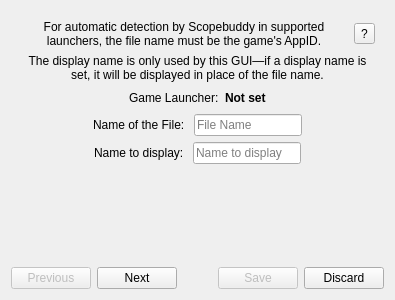
This is src/new_file_create.ui in rfrench3/scopebuddy-gui as Qt 5 draws it before an edit. The edited form follows.
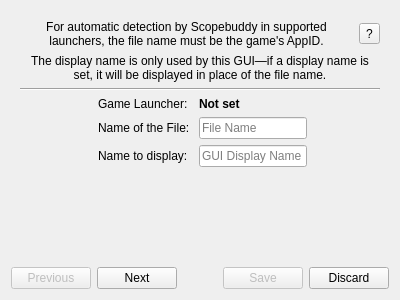
This is the edited form. The open tabs and pages were chosen to show the change. Icons and pictures are not drawn.

Patch:
```diff
--- a/src/new_file_create.ui
+++ b/src/new_file_create.ui
@@ -9,10 +9,16 @@
    <rect>
     <x>0</x>
     <y>0</y>
-    <width>395</width>
+    <width>400</width>
     <height>300</height>
    </rect>
   </property>
+  <property name="minimumSize">
+   <size>
+    <width>400</width>
+    <height>300</height>
+   </size>
+  </property>
   <property name="windowTitle">
    <string>Dialog</string>
   </property>
@@ -175,24 +181,18 @@
         </widget>
        </item>
        <item>
-        <layout class="QHBoxLayout" name="horizontalLayout_6">
-         <property name="sizeConstraint">
-          <enum>QLayout::SizeConstraint::SetDefaultConstraint</enum>
+        <widget class="Line" name="line">
+         <property name="orientation">
+          <enum>Qt::Orientation::Horizontal</enum>
          </property>
-         <item>
-          <spacer name="horizontalSpacer_7">
-           <property name="orientation">
-            <enum>Qt::Orientation::Horizontal</enum>
-           </property>
-           <property name="sizeHint" stdset="0">
-            <size>
-             <width>40</width>
-             <height>20</height>
-            </size>
-           </property>
-          </spacer>
-         </item>
-         <item>
+        </widget>
+       </item>
+       <item>
+        <layout class="QFormLayout" name="formLayout">
+         <property name="formAlignment">
+          <set>Qt::AlignmentFlag::AlignHCenter|Qt::AlignmentFlag::AlignTop</set>
+         </property>
+         <item row="0" column="0">
           <widget class="QLabel" name="label_5">
            <property name="sizePolicy">
             <sizepolicy hsizetype="Maximum" vsizetype="Preferred">
@@ -205,50 +205,7 @@
            </property>
           </widget>
          </item>
-         <item>
-          <widget class="QLabel" name="launcher">
-           <property name="sizePolicy">
-            <sizepolicy hsizetype="Maximum" vsizetype="Preferred">
-             <horstretch>0</horstretch>
-             <verstretch>0</verstretch>
-            </sizepolicy>
-           </property>
-           <property name="text">
-            <string>&lt;html&gt;&lt;head/&gt;&lt;body&gt;&lt;p&gt;&lt;span style=&quot; font-weight:700;&quot;&gt;Not set&lt;/span&gt;&lt;/p&gt;&lt;/body&gt;&lt;/html&gt;</string>
-           </property>
-          </widget>
-         </item>
-         <item>
-          <spacer name="horizontalSpacer_8">
-           <property name="orientation">
-            <enum>Qt::Orientation::Horizontal</enum>
-           </property>
-           <property name="sizeHint" stdset="0">
-            <size>
-             <width>40</width>
-             <height>20</height>
-            </size>
-           </property>
-          </spacer>
-         </item>
-        </layout>
-       </item>
-       <item>
-        <layout class="QHBoxLayout" name="horizontalLayout_3">
-         <item>
-          <spacer name="horizontalSpacer_3">
-           <property name="orientation">
-            <enum>Qt::Orientation::Horizontal</enum>
-           </property>
-           <property name="sizeHint" stdset="0">
-            <size>
-             <width>40</width>
-             <height>20</height>
-            </size>
-           </property>
-          </spacer>
-         </item>
-         <item>
+         <item row="1" column="0">
           <widget class="QLabel" name="label_file_name">
            <property name="sizePolicy">
             <sizepolicy hsizetype="Maximum" vsizetype="Preferred">
@@ -261,7 +218,33 @@
            </property>
           </widget>
          </item>
-         <item>
+         <item row="2" column="0">
+          <widget class="QLabel" name="label_4">
+           <property name="sizePolicy">
+            <sizepolicy hsizetype="Maximum" vsizetype="Preferred">
+             <horstretch>0</horstretch>
+             <verstretch>0</verstretch>
+            </sizepolicy>
+           </property>
+           <property name="text">
+            <string>Name to display: </string>
+           </property>
+          </widget>
+         </item>
+         <item row="0" column="1">
+          <widget class="QLabel" name="launcher">
+           <property name="sizePolicy">
+            <sizepolicy hsizetype="Maximum" vsizetype="Preferred">
+             <horstretch>0</horstretch>
+             <verstretch>0</verstretch>
+            </sizepolicy>
+           </property>
+           <property name="text">
+            <string>&lt;html&gt;&lt;head/&gt;&lt;body&gt;&lt;p&gt;&lt;span style=&quot; font-weight:700;&quot;&gt;Not set&lt;/span&gt;&lt;/p&gt;&lt;/body&gt;&lt;/html&gt;</string>
+           </property>
+          </widget>
+         </item>
+         <item row="1" column="1">
           <widget class="QLineEdit" name="file_name">
            <property name="sizePolicy">
             <sizepolicy hsizetype="Maximum" vsizetype="Fixed">
@@ -280,56 +263,7 @@
            </property>
           </widget>
          </item>
-         <item>
-          <spacer name="horizontalSpacer_4">
-           <property name="orientation">
-            <enum>Qt::Orientation::Horizontal</enum>
-           </property>
-           <property name="sizeHint" stdset="0">
-            <size>
-             <width>40</width>
-             <height>20</height>
-            </size>
-           </property>
-          </spacer>
-         </item>
-        </layout>
-       </item>
-       <item>
-        <layout class="QHBoxLayout" name="horizontalLayout_4">
-         <property name="leftMargin">
-          <number>0</number>
-         </property>
-         <property name="rightMargin">
-          <number>0</number>
-         </property>
-         <item>
-          <spacer name="horizontalSpacer_5">
-           <property name="orientation">
-            <enum>Qt::Orientation::Horizontal</enum>
-           </property>
-           <property name="sizeHint" stdset="0">
-            <size>
-             <width>40</width>
-             <height>20</height>
-            </size>
-           </property>
-          </spacer>
-         </item>
-         <item>
-          <widget class="QLabel" name="label_4">
-           <property name="sizePolicy">
-            <sizepolicy hsizetype="Maximum" vsizetype="Preferred">
-             <horstretch>0</horstretch>
-             <verstretch>0</verstretch>
-            </sizepolicy>
-           </property>
-           <property name="text">
-            <string>Name to display: </string>
-           </property>
-          </widget>
-         </item>
-         <item>
+         <item row="2" column="1">
           <widget class="QLineEdit" name="display_name">
            <property name="sizePolicy">
             <sizepolicy hsizetype="Maximum" vsizetype="Fixed">
@@ -341,23 +275,10 @@
             <string>&lt;html&gt;&lt;head/&gt;&lt;body&gt;&lt;p&gt;This will be commented out and the first line in the file.&lt;/p&gt;&lt;/body&gt;&lt;/html&gt;</string>
            </property>
            <property name="placeholderText">
-            <string>Name to display</string>
+            <string>GUI Display Name</string>
            </property>
           </widget>
          </item>
-         <item>
-          <spacer name="horizontalSpacer_6">
-           <property name="orientation">
-            <enum>Qt::Orientation::Horizontal</enum>
-           </property>
-           <property name="sizeHint" stdset="0">
-            <size>
-             <width>40</width>
-             <height>20</height>
-            </size>
-           </property>
-          </spacer>
-         </item>
         </layout>
        </item>
        <item>
```
Left out of the diff: 9 changed lines with no effect on the pictures.
